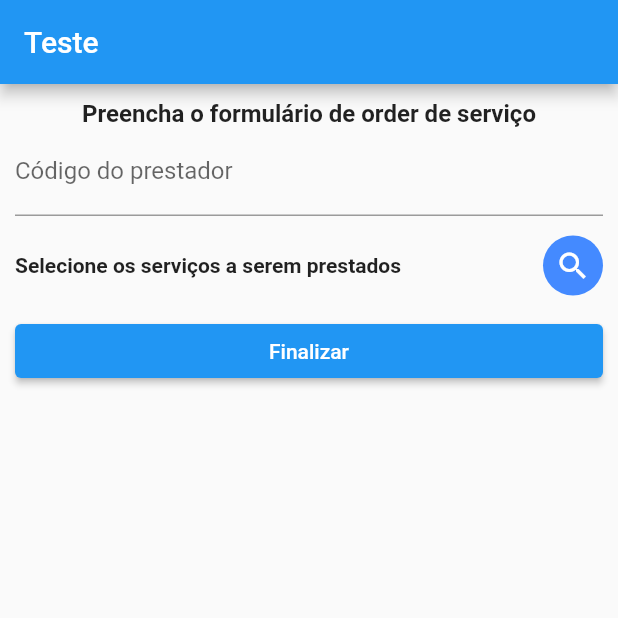
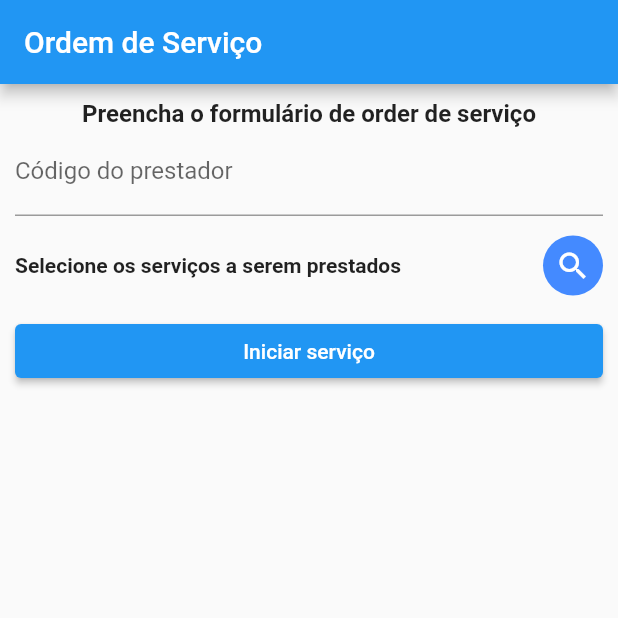
Before and after one commit to gvinturini/abc-tech-service-app, a Flutter app: the screen it shows after launch, on a phone screen of 412 x 824 dp, the top half of it. Run offline on Flutter 3.47's test engine with Material 2 defaults, Android fonts, the phone set to English and light mode, and no system bars; our stand-ins replace geolocator, get.

Commit message:
OrderService + OrderPage

```diff
--- a/lib/model/order.dart
+++ b/lib/model/order.dart
@@ -1,6 +1,4 @@
 import 'dart:convert';
-
-import 'package:flutter/foundation.dart';
 
 import 'package:abctechapp/model/order_location.dart';
 
--- /dev/null
+++ b/lib/model/order_created.dart
@@ -0,0 +1,9 @@
+class OrderCreated {
+  bool success;
+  String message;
+
+  OrderCreated({
+    required this.success,
+    required this.message,
+  });
+}
--- a/lib/pages/home_page.dart
+++ b/lib/pages/home_page.dart
@@ -1,6 +1,5 @@
 import 'package:abctechapp/controller/assistance_controller.dart';
 import 'package:flutter/material.dart';
-import 'package:flutter/src/widgets/framework.dart';
 import 'package:get/get.dart';
 
 import '../model/assistance.dart';
--- a/lib/pages/order_bind.dart
+++ b/lib/pages/order_bind.dart
@@ -1,5 +1,7 @@
 import 'package:abctechapp/controller/order_controller.dart';
+import 'package:abctechapp/provider/order_provider.dart';
 import 'package:abctechapp/services/geolocation_service.dart';
+import 'package:abctechapp/services/order_service.dart';
 import 'package:get/get.dart';
 
 class OrderBind extends Bindings {
@@ -8,6 +10,7 @@ class OrderBind extends Bindings {
     Get.lazyPut<OrderController>(
       () => OrderController(
         GeolocationService(),
+        OrderService(OrderProvider()),
       ),
     );
   }
--- a/lib/pages/order_page.dart
+++ b/lib/pages/order_page.dart
@@ -19,16 +19,8 @@ class OrderPage extends GetView<OrderController> {
     );
   }
 
-  @override
-  Widget build(BuildContext context) {
-    return Scaffold(
-      appBar: AppBar(
-        title: const Text("Teste"),
-      ),
-      body: Container(
-        constraints: const BoxConstraints.expand(),
-        padding: const EdgeInsets.all(10.0),
-        child: SingleChildScrollView(
+  Widget renderFormScreen(BuildContext context) {
+    return SingleChildScrollView(
       child: Form(
         key: controller.formKey,
         child: Column(
@@ -50,6 +42,7 @@ class OrderPage extends GetView<OrderController> {
             ),
             TextFormField(
               controller: controller.operatorIdController,
+              enabled: controller.screenState.value == OrderState.creating,
               inputFormatters: [FilteringTextInputFormatter.digitsOnly],
               keyboardType: TextInputType.number,
               decoration:
@@ -94,16 +87,40 @@ class OrderPage extends GetView<OrderController> {
             Row(
               children: [
                 Expanded(
-                      child: ElevatedButton(
-                        onPressed: () => controller.finishStartOrder(),
-                        child: const Text("Finalizar"),
-                      ),
+                  child: ElevatedButton(onPressed: () {
+                    FocusScope.of(context).unfocus();
+                    controller.finishStartOrder();
+                  }, child: Obx(() {
+                    if (controller.screenState.value == OrderState.creating) {
+                      return const Text("Iniciar serviço");
+                    } else {
+                      return const Text("Finalizar serviço");
+                    }
+                  })),
                 ),
               ],
             )
           ],
         ),
       ),
+    );
+  }
+
+  @override
+  Widget build(BuildContext context) {
+    return Scaffold(
+      appBar: AppBar(
+        title: const Text("Ordem de Serviço"),
+      ),
+      body: Container(
+        constraints: const BoxConstraints.expand(),
+        padding: const EdgeInsets.all(10.0),
+        child: controller.obx(
+          (state) => renderFormScreen(context),
+          onLoading: const Center(
+            child: CircularProgressIndicator(),
+          ),
+          onError: (error) => Text(error.toString()),
         ),
       ),
     );
```
Also changed, not shown: lib/controller/order_controller.dart (+77 -10 lines), lib/services/order_service.dart (added, +32 -0 lines). Lines whose indentation alone changed are shown as unchanged.
